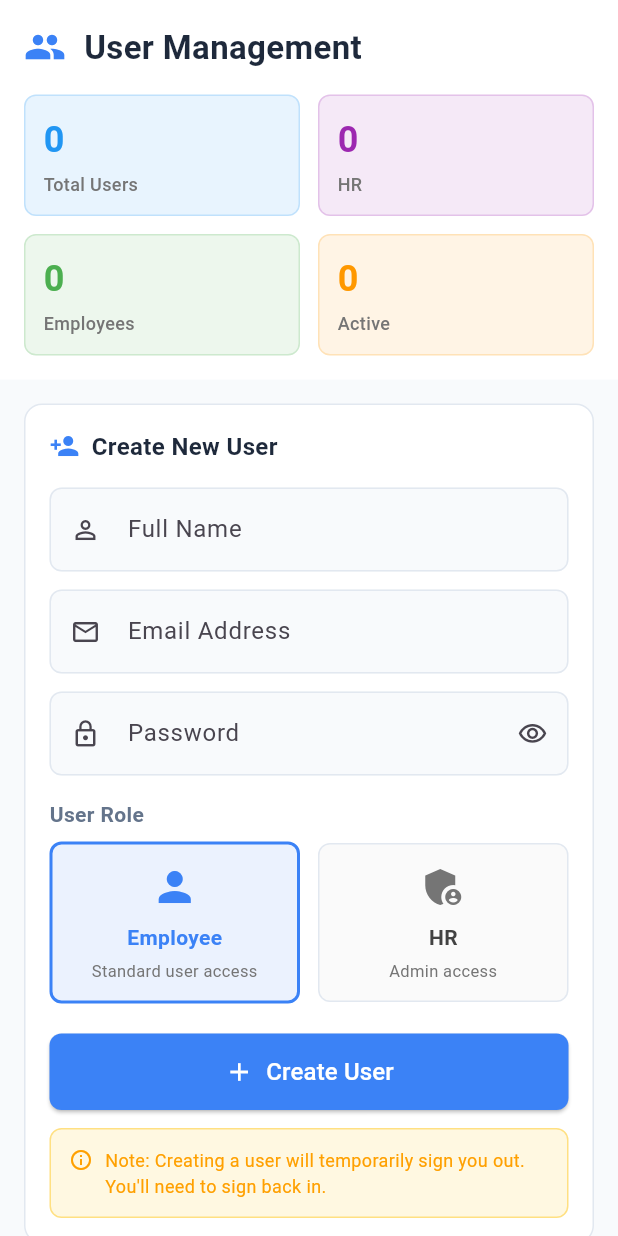
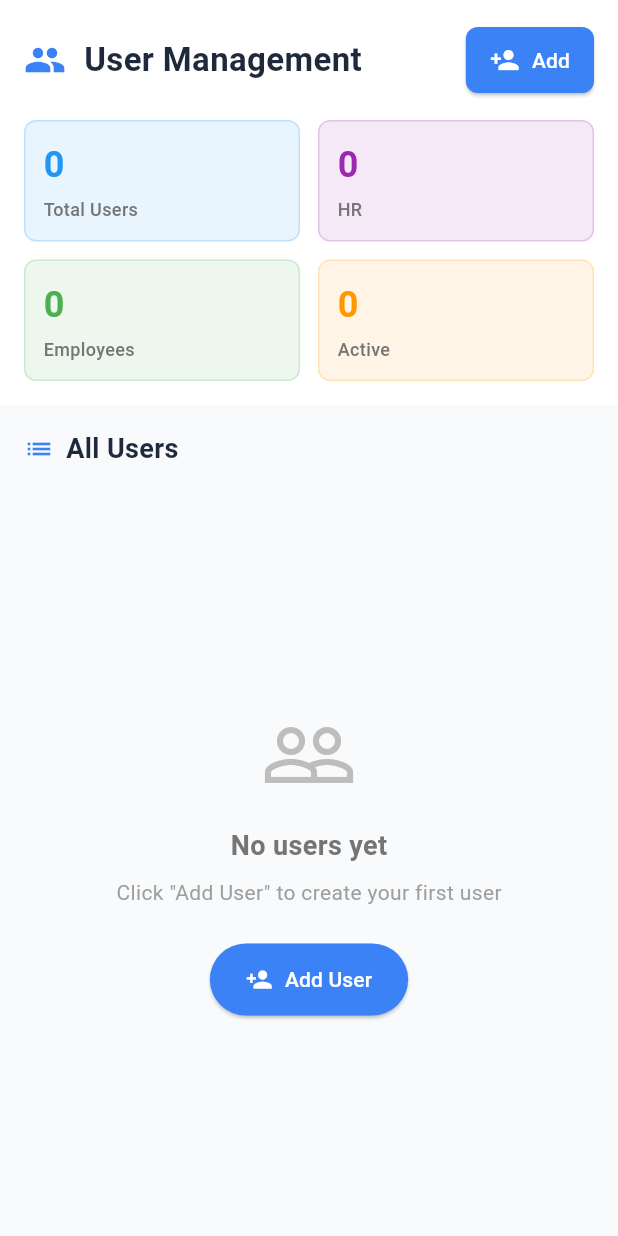
Before and after one commit to AS-Danish/hrms, a Flutter app: the UserManagementPage screen opened directly, on a phone screen of 412 x 824 dp. Run offline on Flutter 3.47's test engine with Material 3 defaults, Android fonts, the phone set to English and light mode, and no system bars; our stand-ins replace cloud_firestore, file_picker, firebase_auth, firebase_core, firebase_storage, geolocator and 5 more; missing offline and left inert: excel; accounts and stored records are empty; generated files the repository leaves out were written again.

Commit message:
Improve the Admin User Management UI

```diff
--- a/lib/controllers/UserManagementController.dart
+++ b/lib/controllers/UserManagementController.dart
@@ -134,6 +134,9 @@ class UserManagementController extends GetxController {
           // This is a limitation of Firebase Admin SDK not being available in Flutter
           // Consider using Cloud Functions for better user management
         }
+
+        // Close the dialog
+        Get.back();
 
         Get.snackbar(
           "Success",
--- a/lib/views/HRUserManagementPage.dart
+++ b/lib/views/HRUserManagementPage.dart
@@ -39,10 +39,29 @@ class UserManagementPage extends GetView<UserManagementController> {
                         ),
                       ),
                       const Spacer(),
+                      // Add User Button
+                      ElevatedButton.icon(
+                        onPressed: () => _showAddUserDialog(context),
+                        icon: const Icon(Icons.person_add, size: 20),
+                        label: Text(isMobile ? 'Add' : 'Add User'),
+                        style: ElevatedButton.styleFrom(
+                          backgroundColor: const Color(0xFF3B82F6),
+                          foregroundColor: Colors.white,
+                          padding: EdgeInsets.symmetric(
+                            horizontal: isMobile ? 16 : 20,
+                            vertical: 12,
+                          ),
+                          shape: RoundedRectangleBorder(
+                            borderRadius: BorderRadius.circular(8),
+                          ),
+                        ),
+                      ),
+                      if (!isMobile) const SizedBox(width: 12),
                       if (!isMobile)
                         IconButton(
                           onPressed: controller.fetchUsers,
                           icon: const Icon(Icons.refresh, color: Color(0xFF64748B)),
+                          tooltip: 'Refresh',
                         ),
                     ],
                   ),
@@ -82,232 +101,12 @@ class UserManagementPage extends GetView<UserManagementController> {
             ),
           ),
 
-          // Create User Form
-          SliverToBoxAdapter(
-            child: Container(
-              margin: EdgeInsets.all(isMobile ? 16 : 24),
-              padding: EdgeInsets.all(isMobile ? 16 : 20),
-              decoration: BoxDecoration(
-                color: Colors.white,
-                borderRadius: BorderRadius.circular(12),
-                border: Border.all(color: const Color(0xFFE2E8F0)),
-              ),
-              child: Column(
-                crossAxisAlignment: CrossAxisAlignment.start,
-                children: [
-                  Row(
-                    children: [
-                      const Icon(Icons.person_add, color: Color(0xFF3B82F6), size: 20),
-                      const SizedBox(width: 8),
-                      const Text(
-                        'Create New User',
-                        style: TextStyle(
-                          fontSize: 16,
-                          fontWeight: FontWeight.bold,
-                          color: Color(0xFF1E293B),
-                        ),
-                      ),
-                    ],
-                  ),
-                  const SizedBox(height: 16),
-
-                  // Name Field
-                  TextField(
-                    controller: controller.nameController,
-                    decoration: InputDecoration(
-                      labelText: 'Full Name',
-                      hintText: 'Enter full name',
-                      prefixIcon: const Icon(Icons.person_outline, size: 20),
-                      filled: true,
-                      fillColor: const Color(0xFFF8FAFC),
-                      border: OutlineInputBorder(
-                        borderRadius: BorderRadius.circular(8),
-                        borderSide: const BorderSide(color: Color(0xFFE2E8F0)),
-                      ),
-                      enabledBorder: OutlineInputBorder(
-                        borderRadius: BorderRadius.circular(8),
-                        borderSide: const BorderSide(color: Color(0xFFE2E8F0)),
-                      ),
-                      focusedBorder: OutlineInputBorder(
-                        borderRadius: BorderRadius.circular(8),
-                        borderSide: const BorderSide(color: Color(0xFF3B82F6)),
-                      ),
-                    ),
-                  ),
-                  const SizedBox(height: 12),
-
-                  // Email Field
-                  TextField(
-                    controller: controller.emailController,
-                    keyboardType: TextInputType.emailAddress,
-                    decoration: InputDecoration(
-                      labelText: 'Email Address',
-                      hintText: 'Enter email address',
-                      prefixIcon: const Icon(Icons.email_outlined, size: 20),
-                      filled: true,
-                      fillColor: const Color(0xFFF8FAFC),
-                      border: OutlineInputBorder(
-                        borderRadius: BorderRadius.circular(8),
-                        borderSide: const BorderSide(color: Color(0xFFE2E8F0)),
-                      ),
-                      enabledBorder: OutlineInputBorder(
-                        borderRadius: BorderRadius.circular(8),
-                        borderSide: const BorderSide(color: Color(0xFFE2E8F0)),
-                      ),
-                      focusedBorder: OutlineInputBorder(
-                        borderRadius: BorderRadius.circular(8),
-                        borderSide: const BorderSide(color: Color(0xFF3B82F6)),
-                      ),
-                    ),
-                  ),
-                  const SizedBox(height: 12),
-
-                  // Password Field
-                  Obx(() => TextField(
-                    controller: controller.passwordController,
-                    obscureText: controller.obscurePassword.value,
-                    decoration: InputDecoration(
-                      labelText: 'Password',
-                      hintText: 'Enter password (min 6 characters)',
-                      prefixIcon: const Icon(Icons.lock_outline, size: 20),
-                      suffixIcon: IconButton(
-                        icon: Icon(
-                          controller.obscurePassword.value
-                              ? Icons.visibility_outlined
-                              : Icons.visibility_off_outlined,
-                          size: 20,
-                        ),
-                        onPressed: controller.togglePasswordVisibility,
-                      ),
-                      filled: true,
-                      fillColor: const Color(0xFFF8FAFC),
-                      border: OutlineInputBorder(
-                        borderRadius: BorderRadius.circular(8),
-                        borderSide: const BorderSide(color: Color(0xFFE2E8F0)),
-                      ),
-                      enabledBorder: OutlineInputBorder(
-                        borderRadius: BorderRadius.circular(8),
-                        borderSide: const BorderSide(color: Color(0xFFE2E8F0)),
-                      ),
-                      focusedBorder: OutlineInputBorder(
-                        borderRadius: BorderRadius.circular(8),
-                        borderSide: const BorderSide(color: Color(0xFF3B82F6)),
-                      ),
-                    ),
-                  )),
-                  const SizedBox(height: 16),
-
-                  // Role Selection
-                  const Text(
-                    'User Role',
-                    style: TextStyle(
-                      fontSize: 14,
-                      fontWeight: FontWeight.w600,
-                      color: Color(0xFF64748B),
-                    ),
-                  ),
-                  const SizedBox(height: 8),
-                  Obx(() => Row(
-                    children: [
-                      Expanded(
-                        child: _buildRoleCard(
-                          'Employee',
-                          'employee',
-                          Icons.person,
-                          'Standard user access',
-                        ),
-                      ),
-                      const SizedBox(width: 12),
-                      Expanded(
-                        child: _buildRoleCard(
-                          'HR',
-                          'hr',
-                          Icons.admin_panel_settings,
-                          'Admin access',
-                        ),
-                      ),
-                    ],
-                  )),
-                  const SizedBox(height: 20),
-
-                  // Create Button
-                  Obx(() => SizedBox(
-                    width: double.infinity,
-                    child: ElevatedButton.icon(
-                      onPressed: controller.isLoading.value
-                          ? null
-                          : () {
-                        controller.createUser(
-                          controller.nameController.text,
-                          controller.emailController.text,
-                          controller.passwordController.text,
-                          controller.selectedRole.value,
-                        );
-                      },
-                      icon: controller.isLoading.value
-                          ? const SizedBox(
-                        width: 18,
-                        height: 18,
-                        child: CircularProgressIndicator(
-                          strokeWidth: 2,
-                          color: Colors.white,
-                        ),
-                      )
-                          : const Icon(Icons.add, size: 20),
-                      label: Text(
-                        controller.isLoading.value
-                            ? 'Creating...'
-                            : 'Create User',
-                        style: const TextStyle(fontSize: 16),
-                      ),
-                      style: ElevatedButton.styleFrom(
-                        backgroundColor: const Color(0xFF3B82F6),
-                        foregroundColor: Colors.white,
-                        padding: const EdgeInsets.symmetric(vertical: 14),
-                        shape: RoundedRectangleBorder(
-                          borderRadius: BorderRadius.circular(8),
-                        ),
-                      ),
-                    ),
-                  )),
-
-                  // Warning Note
-                  const SizedBox(height: 12),
-                  Container(
-                    padding: const EdgeInsets.all(12),
-                    decoration: BoxDecoration(
-                      color: Colors.amber.shade50,
-                      borderRadius: BorderRadius.circular(8),
-                      border: Border.all(color: Colors.amber.shade200),
-                    ),
-                    child: Row(
-                      crossAxisAlignment: CrossAxisAlignment.start,
-                      children: [
-                        Icon(Icons.info_outline, size: 16, color: Colors.amber.shade700),
-                        const SizedBox(width: 8),
-                        Expanded(
-                          child: Text(
-                            'Note: Creating a user will temporarily sign you out. You\'ll need to sign back in.',
-                            style: TextStyle(
-                              fontSize: 12,
-                              color: Colors.amber.shade700,
-                            ),
-                          ),
-                        ),
-                      ],
-                    ),
-                  ),
-                ],
-              ),
-            ),
-          ),
-
           // Users List Header
           SliverToBoxAdapter(
             child: Padding(
               padding: EdgeInsets.fromLTRB(
                 isMobile ? 16 : 24,
-                0,
+                16,
                 isMobile ? 16 : 24,
                 12,
               ),
@@ -367,10 +166,24 @@ class UserManagementPage extends GetView<UserManagementController> {
                       ),
                       const SizedBox(height: 8),
                       Text(
-                        'Create your first user above',
+                        'Click "Add User" to create your first user',
                         style: TextStyle(
                           fontSize: 14,
                           color: Colors.grey.shade500,
+                        ),
+                      ),
+                      const SizedBox(height: 24),
+                      ElevatedButton.icon(
+                        onPressed: () => _showAddUserDialog(context),
+                        icon: const Icon(Icons.person_add),
+                        label: const Text('Add User'),
+                        style: ElevatedButton.styleFrom(
+                          backgroundColor: const Color(0xFF3B82F6),
+                          foregroundColor: Colors.white,
+                          padding: const EdgeInsets.symmetric(
+                            horizontal: 24,
+                            vertical: 14,
+                          ),
                         ),
                       ),
                     ],
@@ -399,6 +212,263 @@ class UserManagementPage extends GetView<UserManagementController> {
           }),
         ],
       ),
+    );
+  }
+
+  // Add User Dialog
+  void _showAddUserDialog(BuildContext context) {
+    final isMobile = MediaQuery.of(context).size.width < 768;
+
+    // Clear form before showing dialog
+    controller.clearForm();
+
+    Get.dialog(
+      Dialog(
+        shape: RoundedRectangleBorder(
+          borderRadius: BorderRadius.circular(16),
+        ),
+        child: Container(
+          width: isMobile ? double.infinity : 500,
+          constraints: BoxConstraints(
+            maxHeight: MediaQuery.of(context).size.height * 0.85,
+          ),
+          child: Column(
+            mainAxisSize: MainAxisSize.min,
+            children: [
+              // Header
+              Container(
+                padding: const EdgeInsets.all(20),
+                decoration: BoxDecoration(
+                  color: const Color(0xFF3B82F6),
+                  borderRadius: const BorderRadius.only(
+                    topLeft: Radius.circular(16),
+                    topRight: Radius.circular(16),
+                  ),
+                ),
+                child: Row(
+                  children: [
+                    const Icon(Icons.person_add, color: Colors.white, size: 24),
+                    const SizedBox(width: 12),
+                    const Text(
+                      'Create New User',
+                      style: TextStyle(
+                        fontSize: 20,
+                        fontWeight: FontWeight.bold,
+                        color: Colors.white,
+                      ),
+                    ),
+                    const Spacer(),
+                    IconButton(
+                      onPressed: () => Get.back(),
+                      icon: const Icon(Icons.close, color: Colors.white),
+                      tooltip: 'Close',
+                    ),
+                  ],
+                ),
+              ),
+
+              // Form Content
+              Flexible(
+                child: SingleChildScrollView(
+                  padding: const EdgeInsets.all(24),
+                  child: Column(
+                    crossAxisAlignment: CrossAxisAlignment.start,
+                    children: [
+                      // Name Field
+                      TextField(
+                        controller: controller.nameController,
+                        decoration: InputDecoration(
+                          labelText: 'Full Name',
+                          hintText: 'Enter full name',
+                          prefixIcon: const Icon(Icons.person_outline, size: 20),
+                          filled: true,
+                          fillColor: const Color(0xFFF8FAFC),
+                          border: OutlineInputBorder(
+                            borderRadius: BorderRadius.circular(8),
+                            borderSide: const BorderSide(color: Color(0xFFE2E8F0)),
+                          ),
+                          enabledBorder: OutlineInputBorder(
+                            borderRadius: BorderRadius.circular(8),
+                            borderSide: const BorderSide(color: Color(0xFFE2E8F0)),
+                          ),
+                          focusedBorder: OutlineInputBorder(
+                            borderRadius: BorderRadius.circular(8),
+                            borderSide: const BorderSide(color: Color(0xFF3B82F6)),
+                          ),
+                        ),
+                      ),
+                      const SizedBox(height: 16),
+
+                      // Email Field
+                      TextField(
+                        controller: controller.emailController,
+                        keyboardType: TextInputType.emailAddress,
+                        decoration: InputDecoration(
+                          labelText: 'Email Address',
+                          hintText: 'Enter email address',
+                          prefixIcon: const Icon(Icons.email_outlined, size: 20),
+                          filled: true,
+                          fillColor: const Color(0xFFF8FAFC),
+                          border: OutlineInputBorder(
+                            borderRadius: BorderRadius.circular(8),
+                            borderSide: const BorderSide(color: Color(0xFFE2E8F0)),
+                          ),
+                          enabledBorder: OutlineInputBorder(
+                            borderRadius: BorderRadius.circular(8),
+                            borderSide: const BorderSide(color: Color(0xFFE2E8F0)),
+                          ),
+                          focusedBorder: OutlineInputBorder(
+                            borderRadius: BorderRadius.circular(8),
+                            borderSide: const BorderSide(color: Color(0xFF3B82F6)),
+                          ),
+                        ),
+                      ),
+                      const SizedBox(height: 16),
+
+                      // Password Field
+                      Obx(() => TextField(
+                        controller: controller.passwordController,
+                        obscureText: controller.obscurePassword.value,
+                        decoration: InputDecoration(
+                          labelText: 'Password',
+                          hintText: 'Enter password (min 6 characters)',
+                          prefixIcon: const Icon(Icons.lock_outline, size: 20),
+                          suffixIcon: IconButton(
+                            icon: Icon(
+                              controller.obscurePassword.value
+                                  ? Icons.visibility_outlined
+                                  : Icons.visibility_off_outlined,
+                              size: 20,
+                            ),
+                            onPressed: controller.togglePasswordVisibility,
+                          ),
+                          filled: true,
+                          fillColor: const Color(0xFFF8FAFC),
+                          border: OutlineInputBorder(
+                            borderRadius: BorderRadius.circular(8),
+                            borderSide: const BorderSide(color: Color(0xFFE2E8F0)),
+                          ),
+                          enabledBorder: OutlineInputBorder(
+                            borderRadius: BorderRadius.circular(8),
+                            borderSide: const BorderSide(color: Color(0xFFE2E8F0)),
+                          ),
+                          focusedBorder: OutlineInputBorder(
+                            borderRadius: BorderRadius.circular(8),
+                            borderSide: const BorderSide(color: Color(0xFF3B82F6)),
+                          ),
+                        ),
+                      )),
+                      const SizedBox(height: 20),
+
+                      // Role Selection
+                      const Text(
+                        'User Role',
+                        style: TextStyle(
+                          fontSize: 14,
+                          fontWeight: FontWeight.w600,
+                          color: Color(0xFF64748B),
+                        ),
+                      ),
+                      const SizedBox(height: 12),
+                      Obx(() => Row(
+                        children: [
+                          Expanded(
+                            child: _buildRoleCard(
+                              'Employee',
+                              'employee',
+                              Icons.person,
+                              'Standard user access',
+                            ),
+                          ),
+                          const SizedBox(width: 12),
+                          Expanded(
+                            child: _buildRoleCard(
+                              'HR',
+                              'hr',
+                              Icons.admin_panel_settings,
+                              'Admin access',
+                            ),
+                          ),
+                        ],
+                      )),
+                      const SizedBox(height: 20),
+
+                      // Warning Note
+                      Container(
+                        padding: const EdgeInsets.all(12),
+                        decoration: BoxDecoration(
+                          color: Colors.amber.shade50,
+                          borderRadius: BorderRadius.circular(8),
+                          border: Border.all(color: Colors.amber.shade200),
+                        ),
+                        child: Row(
+                          crossAxisAlignment: CrossAxisAlignment.start,
+                          children: [
+                            Icon(Icons.info_outline, size: 16, color: Colors.amber.shade700),
+                            const SizedBox(width: 8),
+                            Expanded(
+                              child: Text(
+                                'Note: Creating a user will temporarily sign you out. You\'ll need to sign back in.',
+                                style: TextStyle(
+                                  fontSize: 12,
+                                  color: Colors.amber.shade700,
+                                ),
+                              ),
+                            ),
+                          ],
+                        ),
+                      ),
+                      const SizedBox(height: 24),
+
+                      // Create Button
+                      Obx(() => SizedBox(
+                        width: double.infinity,
+                        child: ElevatedButton.icon(
+                          onPressed: controller.isLoading.value
+                              ? null
+                              : () {
+                            controller.createUser(
+                              controller.nameController.text,
+                              controller.emailController.text,
+                              controller.passwordController.text,
+                              controller.selectedRole.value,
+                            );
+                          },
+                          icon: controller.isLoading.value
+                              ? const SizedBox(
+                            width: 18,
+                            height: 18,
+                            child: CircularProgressIndicator(
+                              strokeWidth: 2,
+                              color: Colors.white,
+                            ),
+                          )
+                              : const Icon(Icons.add, size: 20),
+                          label: Text(
+                            controller.isLoading.value
+                                ? 'Creating...'
+                                : 'Create User',
+                            style: const TextStyle(fontSize: 16),
+                          ),
+                          style: ElevatedButton.styleFrom(
+                            backgroundColor: const Color(0xFF3B82F6),
+                            foregroundColor: Colors.white,
+                            padding: const EdgeInsets.symmetric(vertical: 16),
+                            shape: RoundedRectangleBorder(
+                              borderRadius: BorderRadius.circular(8),
+                            ),
+                          ),
+                        ),
+                      )),
+                    ],
+                  ),
+                ),
+              ),
+            ],
+          ),
+        ),
+      ),
+      barrierDismissible: false,
     );
   }
 
@@ -800,9 +870,9 @@ class UserManagementPage extends GetView<UserManagementController> {
           mainAxisSize: MainAxisSize.min,
           crossAxisAlignment: CrossAxisAlignment.start,
           children: [
-            Text(
+            const Text(
               'Are you sure you want to delete this user?',
-              style: const TextStyle(fontSize: 14),
+              style: TextStyle(fontSize: 14),
             ),
             const SizedBox(height: 12),
             Container(
```
